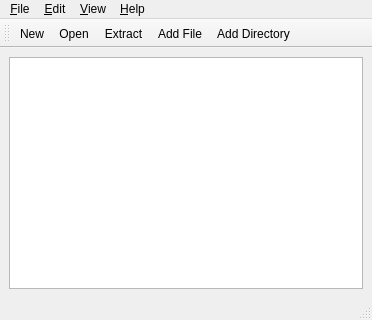
Qt form qtarc/ui/mainwindow.ui (rgfernandes/qtdesktop) before a commit.
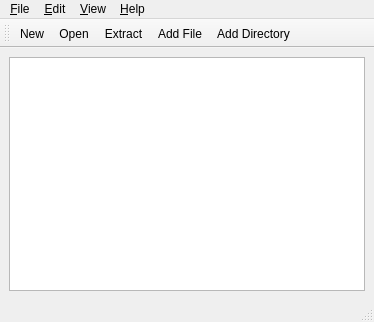
The same form after that commit. Icons and pictures are not drawn.

```diff
--- a/qtarc/ui/mainwindow.ui
+++ b/qtarc/ui/mainwindow.ui
@@ -6,8 +6,8 @@
    <rect>
     <x>0</x>
     <y>0</y>
-    <width>372</width>
-    <height>320</height>
+    <width>374</width>
+    <height>322</height>
    </rect>
   </property>
   <property name="windowTitle">
@@ -16,7 +16,7 @@
   <widget class="QWidget" name="centralwidget">
    <layout class="QGridLayout" name="gridLayout">
     <item row="0" column="0">
-     <widget class="QTableView" name="tableView"/>
+     <widget class="QTableWidget" name="tableWidget"/>
     </item>
    </layout>
   </widget>
@@ -25,7 +25,7 @@
     <rect>
      <x>0</x>
      <y>0</y>
-     <width>372</width>
+     <width>374</width>
      <height>25</height>
     </rect>
    </property>
```
Left out of the diff: 42 changed lines with no effect on the pictures.
